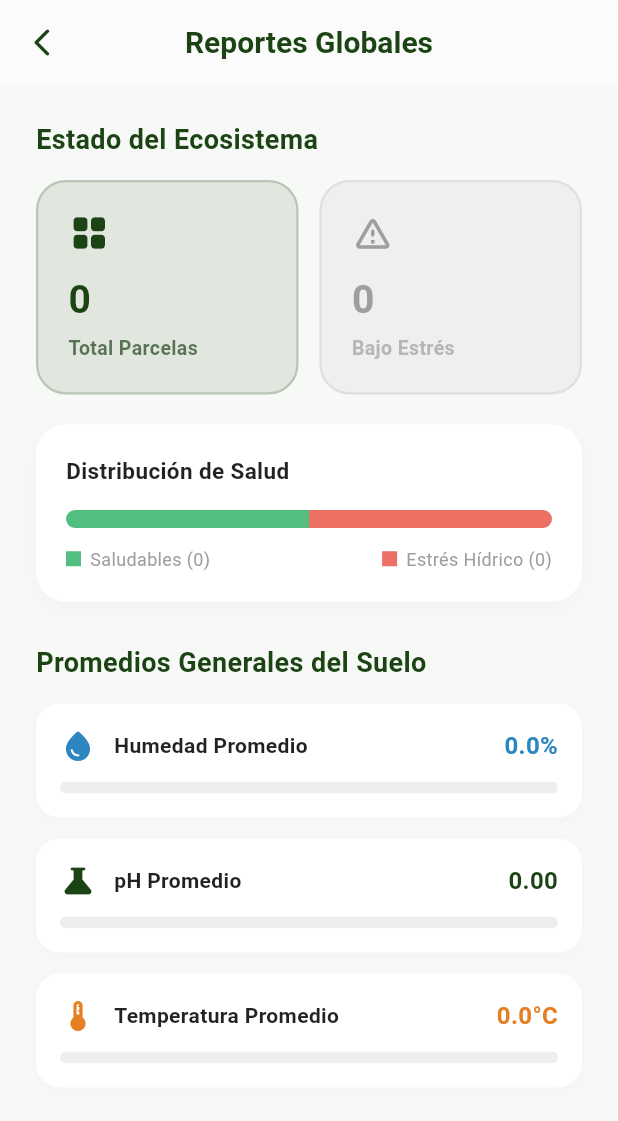
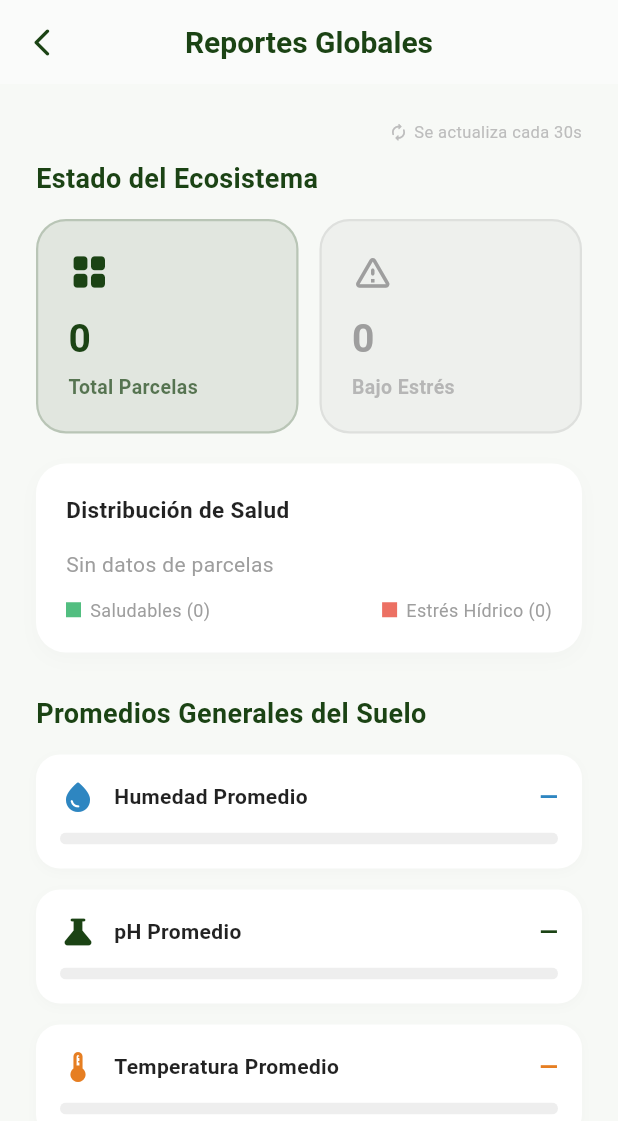
Before and after one commit to aldolauran-cmyk/agrotech-ecosystem-2026, a Flutter app: the GlobalReportsScreen screen opened directly with empty values, on a phone screen of 412 x 824 dp. Shown: the top 1121 px of the screen. Run offline on Flutter 3.47's test engine with Material 3 defaults, Android fonts, the phone set to English and light mode, and no system bars; our stand-ins replace fl_chart, flutter_secure_storage; accounts and stored records are empty; network calls fail.

Commit message:
feat: admin puede asignar parcelas a otros usuarios, reportes globales con auto-refresh cada 30s

```diff
--- a/mobile/lib/screens/global_reports_screen.dart
+++ b/mobile/lib/screens/global_reports_screen.dart
@@ -1,15 +1,58 @@
+import 'dart:async';
 import 'package:flutter/material.dart';
 import '../models/parcel.dart';
+import '../services/api_client.dart';
 
-class GlobalReportsScreen extends StatelessWidget {
-  final List<Parcel> parcels;
+class GlobalReportsScreen extends StatefulWidget {
+  final List<Parcel> initialParcels;
 
-  const GlobalReportsScreen({super.key, required this.parcels});
+  const GlobalReportsScreen({super.key, required this.initialParcels});
+
+  @override
+  State<GlobalReportsScreen> createState() => _GlobalReportsScreenState();
+}
+
+class _GlobalReportsScreenState extends State<GlobalReportsScreen> {
+  final _apiClient = ApiClient();
+  Timer? _refreshTimer;
+  List<Parcel> _parcels = [];
+  bool _isLoading = false;
+
+  @override
+  void initState() {
+    super.initState();
+    _parcels = widget.initialParcels;
+    _refreshParcels();
+    _refreshTimer = Timer.periodic(const Duration(seconds: 30), (_) {
+      _refreshParcels(silent: true);
+    });
+  }
+
+  @override
+  void dispose() {
+    _refreshTimer?.cancel();
+    super.dispose();
+  }
+
+  Future<void> _refreshParcels({bool silent = false}) async {
+    if (!silent && mounted) setState(() => _isLoading = true);
+    try {
+      final response = await _apiClient.get('/parcels');
+      if (response.statusCode == 200) {
+        final List<dynamic> rawList = _apiClient.decodeJsonList(response);
+        final parcels = rawList
+            .map((item) => Parcel.fromJson(item as Map<String, dynamic>))
+            .toList();
+        if (mounted) setState(() => _parcels = parcels);
+      }
+    } catch (_) {}
+    if (!silent && mounted) setState(() => _isLoading = false);
+  }
 
   @override
   Widget build(BuildContext context) {
-    final totalParcels = parcels.length;
-    final stressedParcels = parcels.where((p) => p.hasWaterStress).length;
+    final totalParcels = _parcels.length;
+    final stressedParcels = _parcels.where((p) => p.hasWaterStress).length;
     final healthyParcels = totalParcels - stressedParcels;
 
     double avgMoisture = 0.0;
@@ -17,9 +60,9 @@ class GlobalReportsScreen extends StatelessWidget {
     double avgTemp = 0.0;
 
     if (totalParcels > 0) {
-      avgMoisture = parcels.map((p) => p.moisture).reduce((a, b) => a + b) / totalParcels;
-      avgPh = parcels.map((p) => p.ph).reduce((a, b) => a + b) / totalParcels;
-      avgTemp = parcels.map((p) => p.temperature).reduce((a, b) => a + b) / totalParcels;
+      avgMoisture = _parcels.map((p) => p.moisture).reduce((a, b) => a + b) / totalParcels;
+      avgPh = _parcels.map((p) => p.ph).reduce((a, b) => a + b) / totalParcels;
+      avgTemp = _parcels.map((p) => p.temperature).reduce((a, b) => a + b) / totalParcels;
     }
 
     return Scaffold(
@@ -36,12 +79,40 @@ class GlobalReportsScreen extends StatelessWidget {
         centerTitle: true,
         backgroundColor: Colors.white,
         elevation: 0.5,
+        actions: [
+          if (_isLoading)
+            const Padding(
+              padding: EdgeInsets.only(right: 16.0),
+              child: Center(
+                child: SizedBox(
+                  width: 18,
+                  height: 18,
+                  child: CircularProgressIndicator(strokeWidth: 2, color: Color(0xFF3B6043)),
                 ),
-      body: SingleChildScrollView(
+              ),
+            ),
+        ],
+      ),
+      body: RefreshIndicator(
+        onRefresh: _refreshParcels,
+        color: const Color(0xFF3B6043),
+        child: SingleChildScrollView(
+          physics: const AlwaysScrollableScrollPhysics(),
           padding: const EdgeInsets.all(24.0),
           child: Column(
             crossAxisAlignment: CrossAxisAlignment.start,
             children: [
+              // Indicador de actualización automática
+              Row(
+                mainAxisAlignment: MainAxisAlignment.end,
+                children: [
+                  Icon(Icons.autorenew_rounded, size: 13, color: Colors.grey[400]),
+                  const SizedBox(width: 4),
+                  Text('Se actualiza cada 30s', style: TextStyle(fontSize: 11, color: Colors.grey[400])),
+                ],
+              ),
+              const SizedBox(height: 10),
+
               // Resumen de Estado de Parcelas
               const Text(
                 'Estado del Ecosistema',
@@ -79,7 +150,7 @@ class GlobalReportsScreen extends StatelessWidget {
                   borderRadius: BorderRadius.circular(20),
                   boxShadow: [
                     BoxShadow(
-                    color: Colors.black.withValues(alpha: 0.02),
+                      color: Colors.black.withOpacity(0.02),
                       blurRadius: 10,
                       offset: const Offset(0, 4),
                     ),
@@ -93,23 +164,28 @@ class GlobalReportsScreen extends StatelessWidget {
                       style: TextStyle(fontSize: 15, fontWeight: FontWeight.bold, color: Colors.black87),
                     ),
                     const SizedBox(height: 16),
-                  Row(
+                    totalParcels == 0
+                        ? const Text('Sin datos de parcelas', style: TextStyle(color: Colors.grey))
+                        : Row(
                             children: [
                               Expanded(
                                 flex: healthyParcels > 0 ? healthyParcels : 1,
                                 child: Container(
                                   height: 12,
-                          decoration: const BoxDecoration(
-                            color: Color(0xFF52BE80),
+                                  decoration: BoxDecoration(
+                                    color: const Color(0xFF52BE80),
                                     borderRadius: BorderRadius.only(
-                              topLeft: Radius.circular(6),
-                              bottomLeft: Radius.circular(6),
+                                      topLeft: const Radius.circular(6),
+                                      bottomLeft: const Radius.circular(6),
+                                      topRight: stressedParcels == 0 ? const Radius.circular(6) : Radius.zero,
+                                      bottomRight: stressedParcels == 0 ? const Radius.circular(6) : Radius.zero,
                                     ),
                                   ),
                                 ),
                               ),
+                              if (stressedParcels > 0)
                                 Expanded(
-                        flex: stressedParcels > 0 ? stressedParcels : 1,
+                                  flex: stressedParcels,
                                   child: Container(
                                     height: 12,
                                     decoration: const BoxDecoration(
@@ -156,28 +232,29 @@ class GlobalReportsScreen extends StatelessWidget {
               const SizedBox(height: 14),
               _buildAverageMetricTile(
                 title: 'Humedad Promedio',
-              value: '${avgMoisture.toStringAsFixed(1)}%',
+                value: totalParcels > 0 ? '${avgMoisture.toStringAsFixed(1)}%' : '—',
                 icon: Icons.water_drop_rounded,
                 color: const Color(0xFF2E86C1),
-              percentage: avgMoisture / 100.0,
+                percentage: totalParcels > 0 ? avgMoisture / 100.0 : 0,
               ),
               const SizedBox(height: 14),
               _buildAverageMetricTile(
                 title: 'pH Promedio',
-              value: avgPh.toStringAsFixed(2),
+                value: totalParcels > 0 ? avgPh.toStringAsFixed(2) : '—',
                 icon: Icons.science_rounded,
                 color: const Color(0xFF1B4314),
-              percentage: avgPh / 14.0, // Rango pH: 0 - 14
+                percentage: totalParcels > 0 ? avgPh / 14.0 : 0,
               ),
               const SizedBox(height: 14),
               _buildAverageMetricTile(
                 title: 'Temperatura Promedio',
-              value: '${avgTemp.toStringAsFixed(1)}°C',
+                value: totalParcels > 0 ? '${avgTemp.toStringAsFixed(1)}°C' : '—',
                 icon: Icons.thermostat_rounded,
                 color: const Color(0xFFE67E22),
-              percentage: avgTemp / 50.0, // Rango máximo típico
+                percentage: totalParcels > 0 ? avgTemp / 50.0 : 0,
               ),
             ],
+          ),
         ),
       ),
     );
```
Also changed, not shown: mobile/lib/screens/parcel_list_screen.dart (+56 -6 lines). Lines whose indentation alone changed are shown as unchanged.
